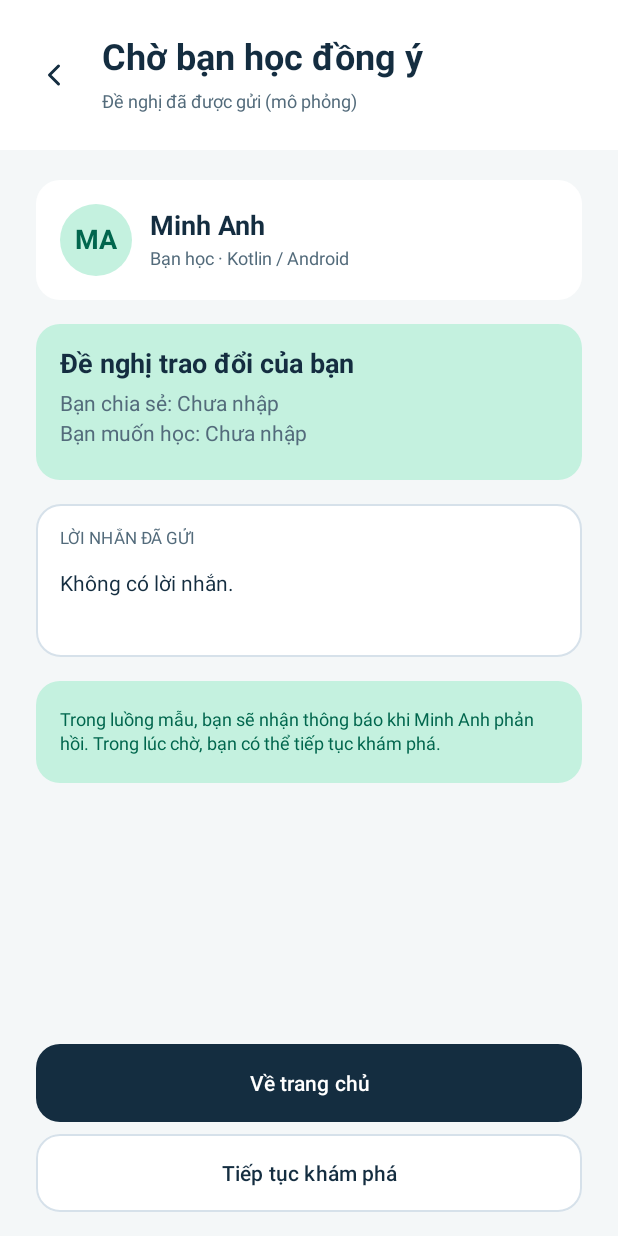
After one commit to HuynhNAnh/Co-Study, an Android app: the ExchangePendingActivity screen opened directly, with no data from a screen before it, on a phone screen of 412 x 824 dp. The commit adds this screen. Run offline under Robolectric (Android 15) with nearby library versions, the phone set to English and light mode, and no system bars.

Commit message:
Xây dựng màn hình chờ kết nối Co-Study

```diff
--- a/app/src/main/AndroidManifest.xml
+++ b/app/src/main/AndroidManifest.xml
@@ -58,6 +58,9 @@
             android:name=".feature.learner.ui.exchange.ExchangeRequestActivity"
             android:exported="false"
             android:windowSoftInputMode="adjustResize" />
+        <activity
+            android:name=".feature.learner.ui.exchange.ExchangePendingActivity"
+            android:exported="false" />
     </application>
 
 </manifest>
--- /dev/null
+++ b/app/src/main/java/com/ute/co_study/feature/learner/ui/exchange/ExchangePendingActivity.kt
@@ -0,0 +1,62 @@
+package com.ute.co_study.feature.learner.ui.exchange
+
+import android.content.Context
+import android.content.Intent
+import android.os.Bundle
+import androidx.appcompat.app.AppCompatActivity
+import androidx.core.view.ViewCompat
+import com.ute.co_study.R
+import com.ute.co_study.databinding.ActivityExchangePendingBinding
+import com.ute.co_study.feature.auth.ui.applyAuthInsets
+import com.ute.co_study.feature.learner.ui.discovery.DiscoveryActivity
+import com.ute.co_study.feature.learner.ui.home.HomeActivity
+
+class ExchangePendingActivity : AppCompatActivity() {
+    override fun onCreate(savedInstanceState: Bundle?) {
+        super.onCreate(savedInstanceState)
+        val binding = ActivityExchangePendingBinding.inflate(layoutInflater)
+        setContentView(binding.root)
+        applyAuthInsets(binding.root, binding.statusBarSpace)
+        ViewCompat.setAccessibilityHeading(binding.screenTitle, true)
+        ViewCompat.setAccessibilityHeading(binding.partnerName, true)
+
+        val sharedSkill = intent.getStringExtra(EXTRA_SHARED_SKILL).orEmpty()
+        val learningSkill = intent.getStringExtra(EXTRA_LEARNING_SKILL).orEmpty()
+        binding.sharedSkill.text = getString(
+            R.string.exchange_pending_shared_skill,
+            sharedSkill.ifBlank { getString(R.string.exchange_pending_no_skill) }
+        )
+        binding.learningSkill.text = getString(
+            R.string.exchange_pending_learning_skill,
+            learningSkill.ifBlank { getString(R.string.exchange_pending_no_skill) }
+        )
+        binding.requestMessage.text = intent.getStringExtra(EXTRA_MESSAGE).orEmpty()
+            .ifBlank { getString(R.string.exchange_pending_no_message) }
+
+        binding.backButton.setOnClickListener { finish() }
+        binding.homeButton.setOnClickListener { returnTo(HomeActivity::class.java) }
+        binding.discoverButton.setOnClickListener { returnTo(DiscoveryActivity::class.java) }
+    }
+
+    private fun returnTo(destination: Class<out AppCompatActivity>) {
+        val previousScreen = Intent(this, destination)
+            .addFlags(Intent.FLAG_ACTIVITY_CLEAR_TOP or Intent.FLAG_ACTIVITY_SINGLE_TOP)
+        startActivity(previousScreen)
+    }
+
+    companion object {
+        private const val EXTRA_SHARED_SKILL = "shared_skill"
+        private const val EXTRA_LEARNING_SKILL = "learning_skill"
+        private const val EXTRA_MESSAGE = "message"
+
+        internal fun createIntent(
+            context: Context,
+            sharedSkill: String,
+            learningSkill: String,
+            message: String
+        ): Intent = Intent(context, ExchangePendingActivity::class.java)
+            .putExtra(EXTRA_SHARED_SKILL, sharedSkill)
+            .putExtra(EXTRA_LEARNING_SKILL, learningSkill)
+            .putExtra(EXTRA_MESSAGE, message)
+    }
+}
--- /dev/null
+++ b/app/src/main/res/layout/activity_exchange_pending.xml
@@ -0,0 +1,174 @@
+<?xml version="1.0" encoding="utf-8"?>
+<LinearLayout xmlns:android="http://schemas.android.com/apk/res/android"
+    xmlns:app="http://schemas.android.com/apk/res-auto"
+    android:layout_width="match_parent"
+    android:layout_height="match_parent"
+    android:orientation="vertical">
+
+    <View
+        android:id="@+id/status_bar_space"
+        android:layout_width="match_parent"
+        android:layout_height="0dp"
+        android:background="@color/white"
+        android:importantForAccessibility="no" />
+
+    <ScrollView
+        android:layout_width="match_parent"
+        android:layout_height="match_parent"
+        android:fillViewport="true">
+
+        <LinearLayout
+            android:layout_width="match_parent"
+            android:layout_height="wrap_content"
+            android:orientation="vertical">
+
+            <LinearLayout
+                style="@style/Widget.CoStudy.Auth.Header"
+                android:gravity="center_vertical"
+                android:orientation="horizontal"
+                android:paddingStart="@dimen/co_study_space_12"
+                android:paddingEnd="@dimen/co_study_space_24"
+                android:paddingTop="@dimen/co_study_space_16"
+                android:paddingBottom="@dimen/co_study_space_16">
+
+                <androidx.appcompat.widget.AppCompatImageButton
+                    android:id="@+id/back_button"
+                    android:layout_width="48dp"
+                    android:layout_height="48dp"
+                    android:background="?attr/selectableItemBackgroundBorderless"
+                    android:contentDescription="@string/auth_back"
+                    app:srcCompat="@drawable/ic_back"
+                    app:tint="@color/co_study_ink" />
+
+                <LinearLayout
+                    android:layout_width="0dp"
+                    android:layout_height="wrap_content"
+                    android:layout_marginStart="@dimen/co_study_space_8"
+                    android:layout_weight="1"
+                    android:orientation="vertical">
+
+                    <TextView
+                        style="@style/TextAppearance.CoStudy.Title"
+                        android:id="@+id/screen_title"
+                        android:text="@string/exchange_pending_title" />
+
+                    <TextView
+                        style="@style/TextAppearance.CoStudy.Subtitle"
+                        android:layout_marginTop="@dimen/co_study_space_8"
+                        android:text="@string/exchange_pending_subtitle" />
+                </LinearLayout>
+            </LinearLayout>
+
+            <LinearLayout
+                style="@style/Widget.CoStudy.Auth.Card"
+                android:layout_marginTop="@dimen/co_study_space_20"
+                android:background="@drawable/bg_co_study_card"
+                android:gravity="center_vertical"
+                android:minHeight="80dp"
+                android:orientation="horizontal">
+
+                <TextView
+                    style="@style/TextAppearance.CoStudy.Title"
+                    android:layout_width="48dp"
+                    android:layout_height="48dp"
+                    android:background="@drawable/bg_co_study_mint_circle"
+                    android:gravity="center"
+                    android:importantForAccessibility="no"
+                    android:text="@string/home_suggested_initials"
+                    android:textColor="@color/co_study_green"
+                    android:textSize="18sp" />
+
+                <LinearLayout
+                    android:layout_width="0dp"
+                    android:layout_height="wrap_content"
+                    android:layout_marginStart="@dimen/co_study_space_12"
+                    android:layout_weight="1"
+                    android:orientation="vertical">
+
+                    <TextView
+                        android:id="@+id/partner_name"
+                        style="@style/TextAppearance.CoStudy.Title"
+                        android:text="@string/home_suggested_name"
+                        android:textSize="18sp" />
+
+                    <TextView
+                        style="@style/TextAppearance.CoStudy.Subtitle"
+                        android:layout_marginTop="@dimen/co_study_space_4"
+                        android:text="@string/exchange_request_partner" />
+                </LinearLayout>
+            </LinearLayout>
+
+            <LinearLayout
+                style="@style/Widget.CoStudy.Auth.Card"
+                android:background="@drawable/bg_auth_notice"
+                android:minHeight="104dp">
+
+                <TextView
+                    style="@style/TextAppearance.CoStudy.Title"
+                    android:text="@string/exchange_pending_summary"
+                    android:textSize="18sp" />
+
+                <TextView
+                    android:id="@+id/shared_skill"
+                    style="@style/TextAppearance.CoStudy.Body"
+                    android:layout_marginTop="@dimen/co_study_space_8"
+                    android:textColor="@color/co_study_muted" />
+
+                <TextView
+                    android:id="@+id/learning_skill"
+                    style="@style/TextAppearance.CoStudy.Body"
+                    android:layout_marginTop="@dimen/co_study_space_4"
+                    android:textColor="@color/co_study_muted" />
+            </LinearLayout>
+
+            <LinearLayout
+                style="@style/Widget.CoStudy.Auth.Card"
+                android:background="@drawable/bg_auth_field"
+                android:minHeight="102dp">
+
+                <TextView
+                    style="@style/TextAppearance.CoStudy.Subtitle"
+                    android:text="@string/exchange_pending_message_label"
+                    android:textSize="11sp" />
+
+                <TextView
+                    android:id="@+id/request_message"
+                    style="@style/TextAppearance.CoStudy.Body"
+                    android:layout_marginTop="@dimen/co_study_space_16" />
+            </LinearLayout>
+
+            <TextView
+                style="@style/TextAppearance.CoStudy.Subtitle"
+                android:layout_marginStart="@dimen/co_study_space_24"
+                android:layout_marginEnd="@dimen/co_study_space_24"
+                android:layout_marginTop="@dimen/co_study_space_16"
+                android:background="@drawable/bg_auth_notice"
+                android:gravity="center_vertical"
+                android:minHeight="68dp"
+                android:padding="@dimen/co_study_space_16"
+                android:text="@string/exchange_pending_tip"
+                android:textColor="@color/co_study_green" />
+
+            <Space
+                android:layout_width="match_parent"
+                android:layout_height="0dp"
+                android:layout_weight="1" />
+
+            <LinearLayout
+                style="@style/Widget.CoStudy.Auth.Actions"
+                android:layout_marginTop="@dimen/co_study_space_24">
+
+                <com.google.android.material.button.MaterialButton
+                    android:id="@+id/home_button"
+                    style="@style/Widget.CoStudy.Button.Primary"
+                    android:text="@string/exchange_pending_home" />
+
+                <com.google.android.material.button.MaterialButton
+                    android:id="@+id/discover_button"
+                    style="@style/Widget.CoStudy.Button.Outlined"
+                    android:layout_marginTop="@dimen/co_study_space_8"
+                    android:text="@string/exchange_pending_discover" />
+            </LinearLayout>
+        </LinearLayout>
+    </ScrollView>
+</LinearLayout>
--- a/app/src/main/res/values/strings.xml
+++ b/app/src/main/res/values/strings.xml
@@ -143,4 +143,15 @@
     <string name="exchange_request_message_hint">Chào Minh Anh! Mình có thể giúp bạn làm quen với Figma và muốn học Kotlin cùng bạn.</string>
     <string name="exchange_request_tip">Dữ liệu mẫu · Sau khi Minh Anh chấp nhận, hai bạn có thể nhắn tin và thống nhất lịch học.</string>
     <string name="exchange_request_send">Gửi đề nghị kết nối</string>
+    <string name="exchange_pending_title">Chờ bạn học đồng ý</string>
+    <string name="exchange_pending_subtitle">Đề nghị đã được gửi (mô phỏng)</string>
+    <string name="exchange_pending_summary">Đề nghị trao đổi của bạn</string>
+    <string name="exchange_pending_shared_skill">Bạn chia sẻ: %1$s</string>
+    <string name="exchange_pending_learning_skill">Bạn muốn học: %1$s</string>
+    <string name="exchange_pending_no_skill">Chưa nhập</string>
+    <string name="exchange_pending_message_label">LỜI NHẮN ĐÃ GỬI</string>
+    <string name="exchange_pending_no_message">Không có lời nhắn.</string>
+    <string name="exchange_pending_tip">Trong luồng mẫu, bạn sẽ nhận thông báo khi Minh Anh phản hồi. Trong lúc chờ, bạn có thể tiếp tục khám phá.</string>
+    <string name="exchange_pending_home">Về trang chủ</string>
+    <string name="exchange_pending_discover">Tiếp tục khám phá</string>
 </resources>
```
